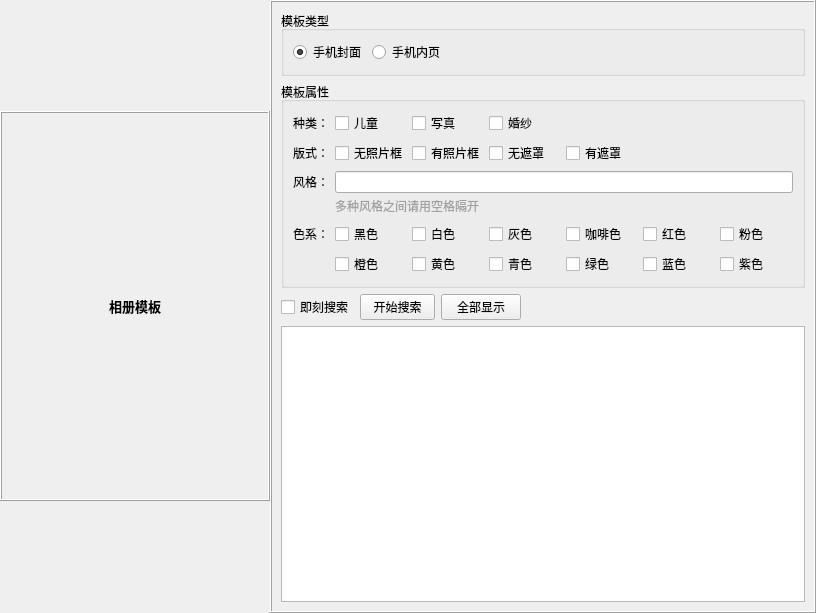
Above: page/TemplatePageWidget.ui from Onglu/AlbumTool before the change. Below: the same form after it.
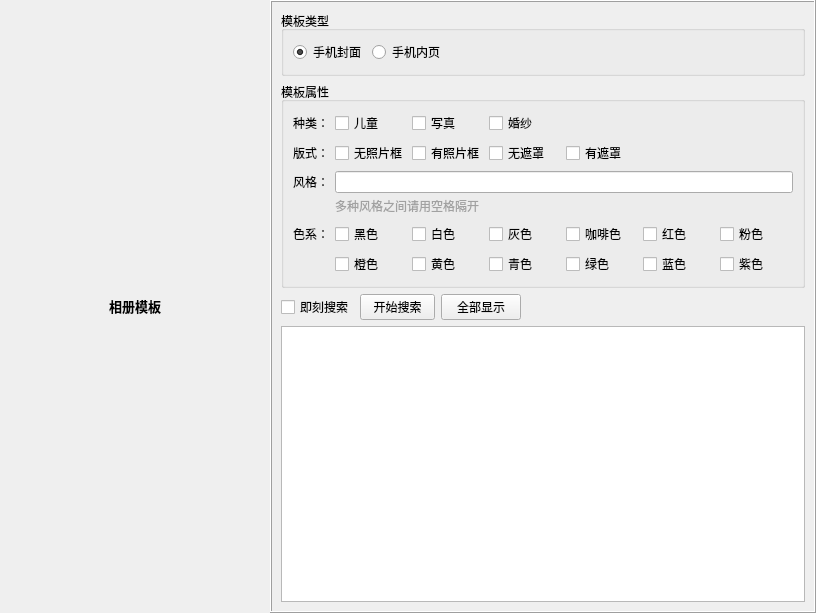
That is the form after the change.

Diff of the .ui file:
```diff
--- a/page/TemplatePageWidget.ui
+++ b/page/TemplatePageWidget.ui
@@ -51,7 +51,7 @@
       <string>拖动右侧模板到此以更换相册背景</string>
      </property>
      <property name="frameShape">
-      <enum>QFrame::Box</enum>
+      <enum>QFrame::NoFrame</enum>
      </property>
      <property name="frameShadow">
       <enum>QFrame::Raised</enum>
```
Left out of the diff: 2 changed lines with no effect on the pictures.
